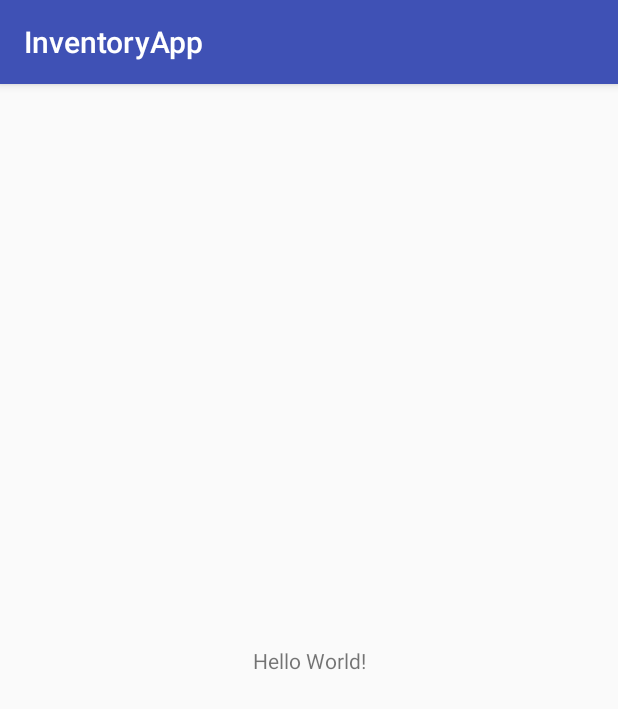
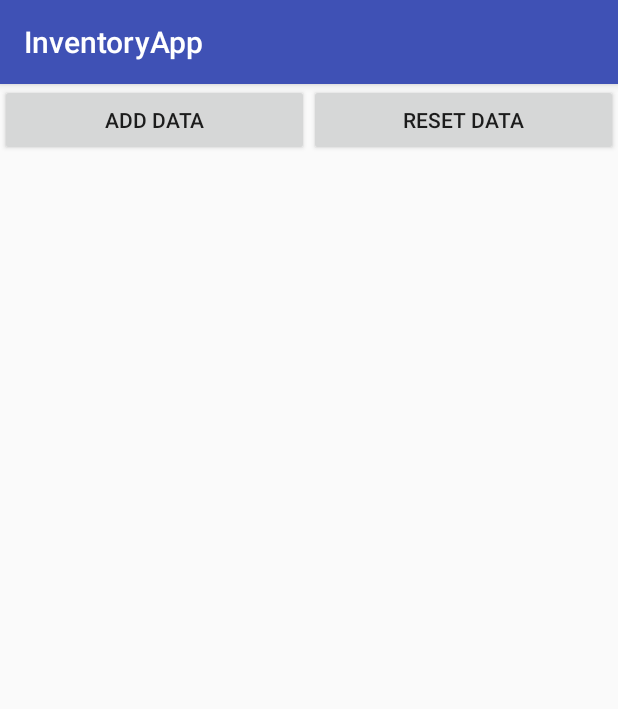
Before and after one commit to Rif7/InventoryApp, an Android app: the screen it shows after launch (MainActivity), on a phone screen of 412 x 824 dp. Shown: the top 709 px of the screen. Run offline under Robolectric (Android 15) with nearby library versions, the phone set to English and light mode, and no system bars.

```diff
--- a/app/src/main/java/com/example/android/inventoryapp/MainActivity.java
+++ b/app/src/main/java/com/example/android/inventoryapp/MainActivity.java
@@ -1,10 +1,14 @@
 package com.example.android.inventoryapp;
 
+import android.database.Cursor;
 import android.database.sqlite.SQLiteDatabase;
 import android.os.Bundle;
 import android.support.v7.app.AppCompatActivity;
 import android.util.Log;
+import android.view.View;
+import android.widget.TextView;
 
+import com.example.android.inventoryapp.data.InventoryContract;
 import com.example.android.inventoryapp.data.InventoryDbHelper;
 
 public class MainActivity extends AppCompatActivity {
@@ -19,7 +23,10 @@ public class MainActivity extends AppCompatActivity {
 
         mDbHelper = new InventoryDbHelper(this);
         logDbPath();
+        updateList();
     }
+
+    // Temporary methods for testing
 
     private void logDbPath() {
         if (mDbHelper!= null) {
@@ -31,4 +38,23 @@ public class MainActivity extends AppCompatActivity {
 
     }
 
+    public void addData(View view) {
+        InventoryUtils.insertInventory(mDbHelper, new Inventory());
+        updateList();
+    }
+
+
+    public void resetData(View view) {
+        SQLiteDatabase db = mDbHelper.getWritableDatabase();
+        String query = "DELETE FROM " + InventoryContract.InventoryEntry.TABLE_NAME;
+        db.execSQL(query);
+        updateList();
+    }
+
+    private void updateList() {
+        TextView textView =  (TextView) findViewById(R.id.db_content);
+        StringCursorParser parser = new StringCursorParser();
+        InventoryUtils.queryInventory(mDbHelper, parser);
+        textView.setText(parser.getParsedQuerry());
+    }
 }
--- a/app/src/main/res/layout/activity_main.xml
+++ b/app/src/main/res/layout/activity_main.xml
@@ -1,18 +1,39 @@
 <?xml version="1.0" encoding="utf-8"?>
-<android.support.constraint.ConstraintLayout xmlns:android="http://schemas.android.com/apk/res/android"
-    xmlns:app="http://schemas.android.com/apk/res-auto"
+<LinearLayout xmlns:android="http://schemas.android.com/apk/res/android"
     xmlns:tools="http://schemas.android.com/tools"
     android:layout_width="match_parent"
     android:layout_height="match_parent"
+    android:orientation="vertical"
     tools:context=".MainActivity">
 
+    <!---  Temp GUI-->
+
+    <LinearLayout
+        android:layout_width="match_parent"
+        android:layout_height="wrap_content"
+        android:orientation="horizontal">
+
+        <Button
+            android:layout_width="0dp"
+            android:layout_height="wrap_content"
+            android:layout_weight="1"
+            android:text="ADD DATA"
+            android:onClick="addData"/>
+
+        <Button
+            android:layout_width="0dp"
+            android:layout_height="wrap_content"
+            android:layout_weight="1"
+            android:text="RESET DATA"
+            android:onClick="resetData"/>
+
+    </LinearLayout>
+
     <TextView
+        android:id="@+id/db_content"
         android:layout_width="wrap_content"
-        android:layout_height="wrap_content"
-        android:text="Hello World!"
-        app:layout_constraintBottom_toBottomOf="parent"
-        app:layout_constraintLeft_toLeftOf="parent"
-        app:layout_constraintRight_toRightOf="parent"
-        app:layout_constraintTop_toTopOf="parent" />
+        android:layout_height="wrap_content"/>
 
-</android.support.constraint.ConstraintLayout>
+    <!---  Temp GUI-->
+
+</LinearLayout>
```
